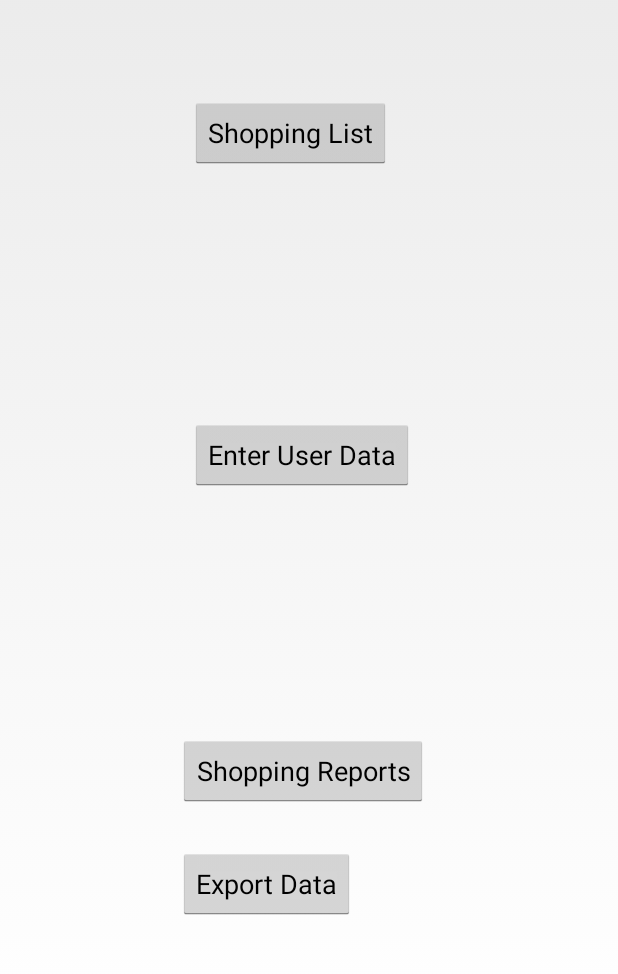
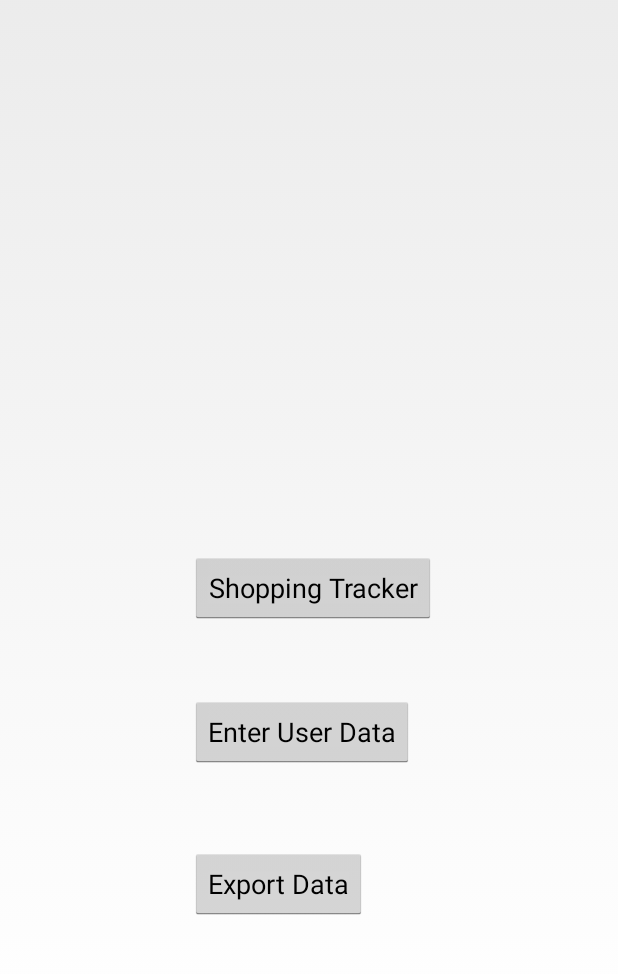
Before and after one commit to xiaoqin2012/nutrition1, an Android app: the screen it shows after launch (StartScreen), on a phone screen of 412 x 824 dp, the part 199-1173 px from its top. Run offline under Robolectric (Android 15) with nearby library versions, the light colour scheme and no system bars; 3 statements that could not run were skipped.

Commit message:
Setup Shopping Tracker so it's like Nutrition Tracker. Eliminate all Shopping Tracker function from Start Screen.

```diff
--- a/NutritionTracker/NutritionTracker/app/src/main/res/layout/activity_start_screen.xml
+++ b/NutritionTracker/NutritionTracker/app/src/main/res/layout/activity_start_screen.xml
@@ -19,23 +19,13 @@
         android:text="Nutrition Tracker" />
 
     <Button
-        android:id="@+id/list_button"
-        android:layout_width="wrap_content"
-        android:layout_height="wrap_content"
-        android:layout_alignLeft="@+id/tracker_button"
-        android:layout_alignStart="@+id/tracker_button"
-        android:layout_below="@+id/tracker_button"
-        android:layout_marginTop="65dp"
-        android:onClick="onShoppingClick"
-        android:text="Shopping List" />
-
-    <Button
         android:id="@+id/userdata"
         android:layout_width="wrap_content"
         android:layout_height="wrap_content"
-        android:layout_alignLeft="@+id/list_button"
-        android:layout_alignStart="@+id/list_button"
-        android:layout_centerVertical="true"
+        android:layout_above="@+id/onExportData"
+        android:layout_alignLeft="@+id/tracker_button"
+        android:layout_alignStart="@+id/tracker_button"
+        android:layout_marginBottom="53dp"
         android:onClick="enterUserData"
         android:text="Enter User Data" />
 
@@ -43,12 +33,12 @@
         android:id="@+id/shopping_reports"
         android:layout_width="wrap_content"
         android:layout_height="wrap_content"
-        android:layout_above="@+id/onExportData"
-        android:layout_alignEnd="@+id/tracker_button"
-        android:layout_alignRight="@+id/tracker_button"
-        android:layout_marginBottom="27dp"
-        android:onClick="shoppingReports"
-        android:text="Shopping Reports" />
+        android:layout_above="@+id/userdata"
+        android:layout_alignLeft="@+id/userdata"
+        android:layout_alignStart="@+id/userdata"
+        android:layout_marginBottom="48dp"
+        android:onClick="shoppingTracker"
+        android:text="Shopping Tracker" />
 
 
     <Button
--- a/NutritionTracker/NutritionTracker/app/src/main/res/values/strings.xml
+++ b/NutritionTracker/NutritionTracker/app/src/main/res/values/strings.xml
@@ -19,5 +19,6 @@
     <string name="title_activity_export_dialog">export_dialog</string>
     <string name="title_activity_export_dialog_error">ExportDialogError</string>
     <string name="title_activity_shopping_entry">ShoppingEntry</string>
+    <string name="title_activity_shopping_tracker">ShoppingTracker</string>
 
 </resources>
```
Also changed, not shown: NutritionTracker/NutritionTracker/app/src/main/AndroidManifest.xml (+8 -0 lines), NutritionTracker/NutritionTracker/app/src/main/java/net/tigerparents/nut/ShoppingTracker.java (added, +54 -0 lines), NutritionTracker/NutritionTracker/app/src/main/java/net/tigerparents/nut/StartScreen.java (+2 -7 lines), NutritionTracker/NutritionTracker/app/src/main/res/layout/activity_shopping_tracker.xml (added, +42 -0 lines), NutritionTracker/NutritionTracker/app/src/main/res/menu/shopping_tracker.xml (added, +10 -0 lines).
